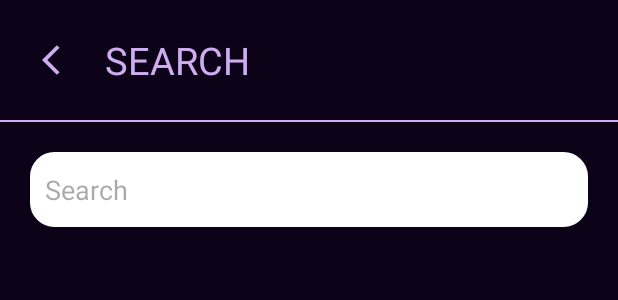
After one commit to JoshDez/Synthronize, an Android app: the layout activity_search.xml on its own in the app's theme, with its tools: preview values and no code run, on a phone screen of 412 x 824 dp. The commit adds this screen. Shown: the top 300 px of the screen. Run offline under Robolectric (Android 15) with nearby library versions, the phone set to English and light mode, and no system bars.

Commit message:
Minor changes in Fragments + Search View added

```diff
--- a/app/src/main/java/com/labactivity/synthronize/MainActivity.kt
+++ b/app/src/main/java/com/labactivity/synthronize/MainActivity.kt
@@ -16,9 +16,6 @@ class MainActivity : AppCompatActivity() {
         setContentView(binding.root)
         selectNavigation(binding.groupsBtn.id)
         replaceFragment(GroupSelectionFragment(binding))
-
-
-
 
         //BOTTOM NAVIGATION BUTTONS
         binding.groupsBtn.setOnClickListener {
--- /dev/null
+++ b/app/src/main/res/drawable/back_icon.xml
@@ -0,0 +1,5 @@
+<vector android:autoMirrored="true" android:height="24dp"
+    android:tint="#000000" android:viewportHeight="24"
+    android:viewportWidth="24" android:width="24dp" xmlns:android="http://schemas.android.com/apk/res/android">
+    <path android:fillColor="@android:color/white" android:pathData="M11.67,3.87L9.9,2.1 0,12l9.9,9.9 1.77,-1.77L3.54,12z"/>
+</vector>
--- /dev/null
+++ b/app/src/main/res/layout/activity_search.xml
@@ -0,0 +1,72 @@
+<?xml version="1.0" encoding="utf-8"?>
+<RelativeLayout xmlns:android="http://schemas.android.com/apk/res/android"
+    xmlns:app="http://schemas.android.com/apk/res-auto"
+    xmlns:tools="http://schemas.android.com/tools"
+    android:layout_width="match_parent"
+    android:layout_height="match_parent"
+    android:background="@color/dark_purple_2"
+    tools:context=".Search">
+
+    <RelativeLayout
+        android:id="@+id/mainToolbar"
+        android:layout_width="match_parent"
+        android:layout_height="80dp"
+        android:background="@color/dark_purple_2"
+        android:padding="10dp">
+
+        <LinearLayout
+            android:orientation="horizontal"
+            android:layout_width="wrap_content"
+            android:layout_height="wrap_content"
+            android:gravity="center"
+            android:layout_centerVertical="true">
+            <ImageButton
+                android:id="@+id/backBtn"
+                android:layout_marginStart="10dp"
+                android:layout_width="40dp"
+                android:layout_height="40dp"
+                android:background="?attr/selectableItemBackgroundBorderless"
+                android:src="@drawable/back_icon"
+                app:tint="@color/light_purple" />
+            <TextView
+                android:id="@+id/toolbarTitleTV"
+                android:layout_width="wrap_content"
+                android:layout_height="wrap_content"
+                android:layout_marginStart="10dp"
+                android:textSize="25dp"
+                android:textColor="@color/light_purple"
+                android:text="@string/SEARCH"/>
+        </LinearLayout>
+    </RelativeLayout>
+
+    <com.google.android.material.divider.MaterialDivider
+        android:id="@+id/divider1"
+        android:layout_width="match_parent"
+        android:layout_height="1dp"
+        android:layout_below="@id/mainToolbar"
+        android:background="@color/light_purple"
+        app:dividerColor="@color/light_purple" />
+
+    <LinearLayout
+        android:id="@+id/searchContainerLL"
+        android:layout_width="match_parent"
+        android:layout_height="wrap_content"
+        android:layout_below="@id/divider1"
+        android:orientation="vertical">
+        <EditText
+            android:id="@+id/searchEdtTxt"
+            android:layout_margin="20dp"
+            android:padding="10dp"
+            android:layout_width="match_parent"
+            android:layout_height="50dp"
+            android:hint="@string/Search"
+            android:background="@drawable/input_rounded_corners"/>
+    </LinearLayout>
+
+    <androidx.recyclerview.widget.RecyclerView
+        android:id="@+id/searchRV"
+        android:layout_width="match_parent"
+        android:layout_height="match_parent"
+        android:layout_below="@id/searchContainerLL"/>
+
+</RelativeLayout>
--- a/app/src/main/res/values/strings.xml
+++ b/app/src/main/res/values/strings.xml
@@ -20,6 +20,10 @@
     <string name="Explore">Explore</string>
     <string name="Notifications">Notifications</string>
 
+    <!-- Search Activity -->
+    <string name="Search">Search</string>
+    <string name="SEARCH">SEARCH</string>
+
 
     <!-- Groups Activity -->
     <string name="groups">GROUPS</string>
```
Also changed, not shown: app/src/main/AndroidManifest.xml (+6 -4 lines), app/src/main/java/com/labactivity/synthronize/ChatFragment.kt (+1 -7 lines), app/src/main/java/com/labactivity/synthronize/ExploreFragment.kt (+7 -7 lines), app/src/main/java/com/labactivity/synthronize/GroupFragment.kt (+1 -7 lines), app/src/main/java/com/labactivity/synthronize/GroupSelectionFragment.kt (+1 -7 lines), app/src/main/java/com/labactivity/synthronize/HomeFragment.kt (+1 -7 lines), app/src/main/java/com/labactivity/synthronize/NotificationFragment.kt (+1 -7 lines), app/src/main/java/com/labactivity/synthronize/ProfileFragment.kt (+1 -7 lines), app/src/main/java/com/labactivity/synthronize/Search.kt (added, +41 -0 lines), app/src/main/res/layout/item_search_category.xml (added, +7 -0 lines).
